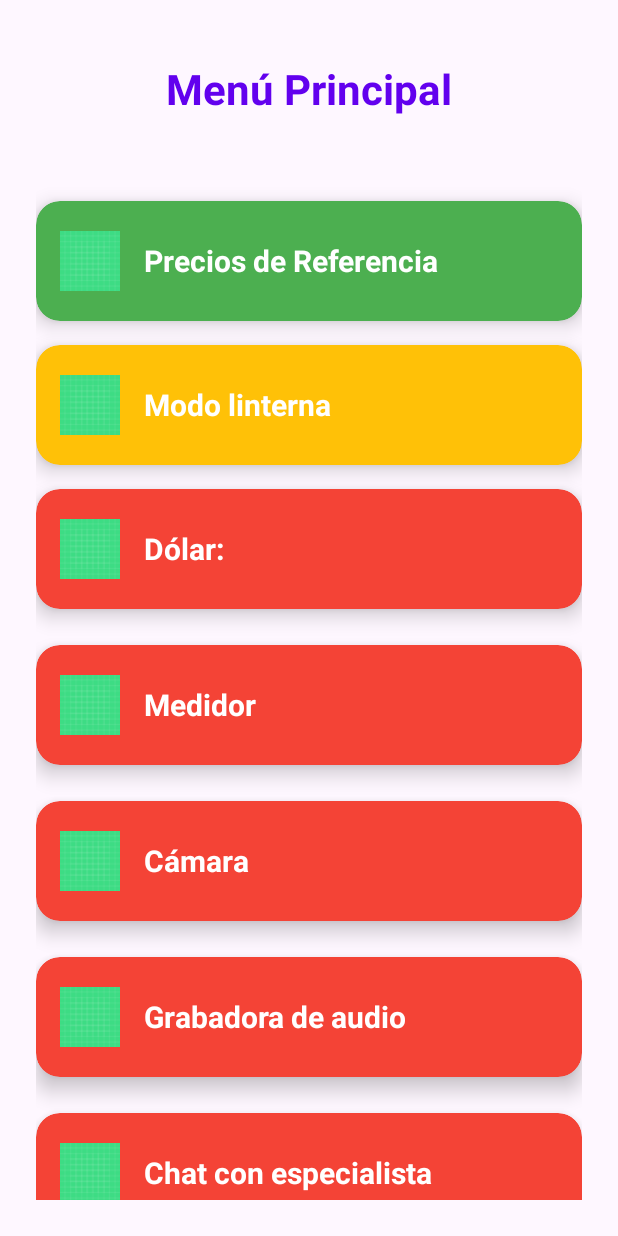
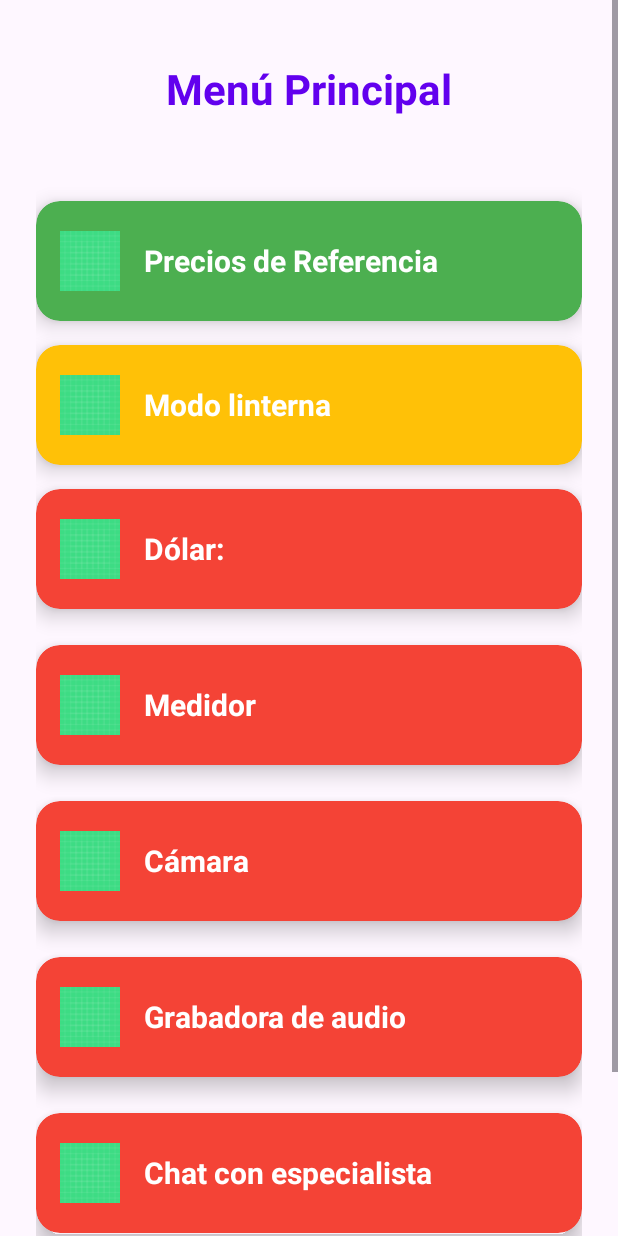
Before and after one commit to FranciscoDadone/LOAM_TP1, an Android app built with Jetpack Compose: the layout activity_main.xml on its own in the app's theme, with its tools: preview values and no code run, on a phone screen of 412 x 824 dp. Run offline under Robolectric (Android 15) with nearby library versions, the phone set to English and light mode, and no system bars.

Commit message:
Menu scrolleable

```diff
--- a/app/src/main/res/layout/activity_main.xml
+++ b/app/src/main/res/layout/activity_main.xml
@@ -1,13 +1,17 @@
 <?xml version="1.0" encoding="utf-8"?>
-<LinearLayout xmlns:android="http://schemas.android.com/apk/res/android"
+<ScrollView xmlns:android="http://schemas.android.com/apk/res/android"
     xmlns:app="http://schemas.android.com/apk/res-auto"
     xmlns:tools="http://schemas.android.com/tools"
     android:layout_width="match_parent"
     android:layout_height="match_parent"
+    tools:context=".MainActivity">
+
+<LinearLayout
+    android:layout_width="match_parent"
+    android:layout_height="wrap_content"
     android:orientation="vertical"
     android:padding="24dp"
-    android:gravity="center_horizontal"
-    tools:context=".MainActivity">
+    android:gravity="center_horizontal">
 
     <TextView
         android:id="@+id/tvTitle"
@@ -327,3 +331,4 @@
     </androidx.cardview.widget.CardView>
 
 </LinearLayout>
+</ScrollView>
```
